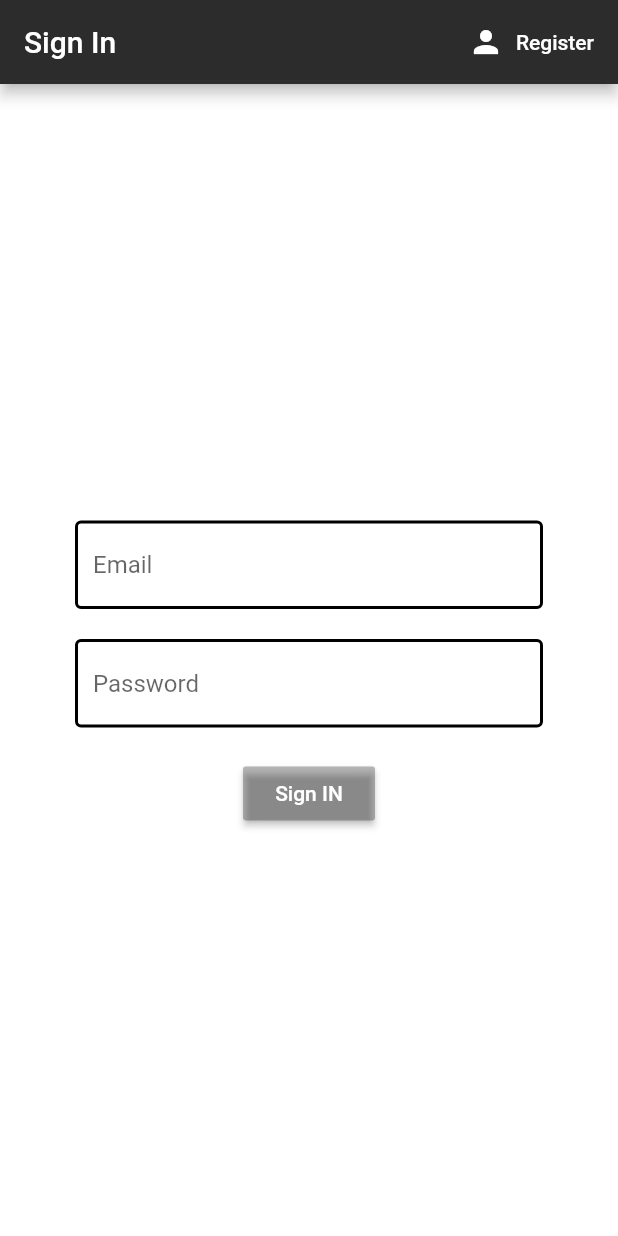
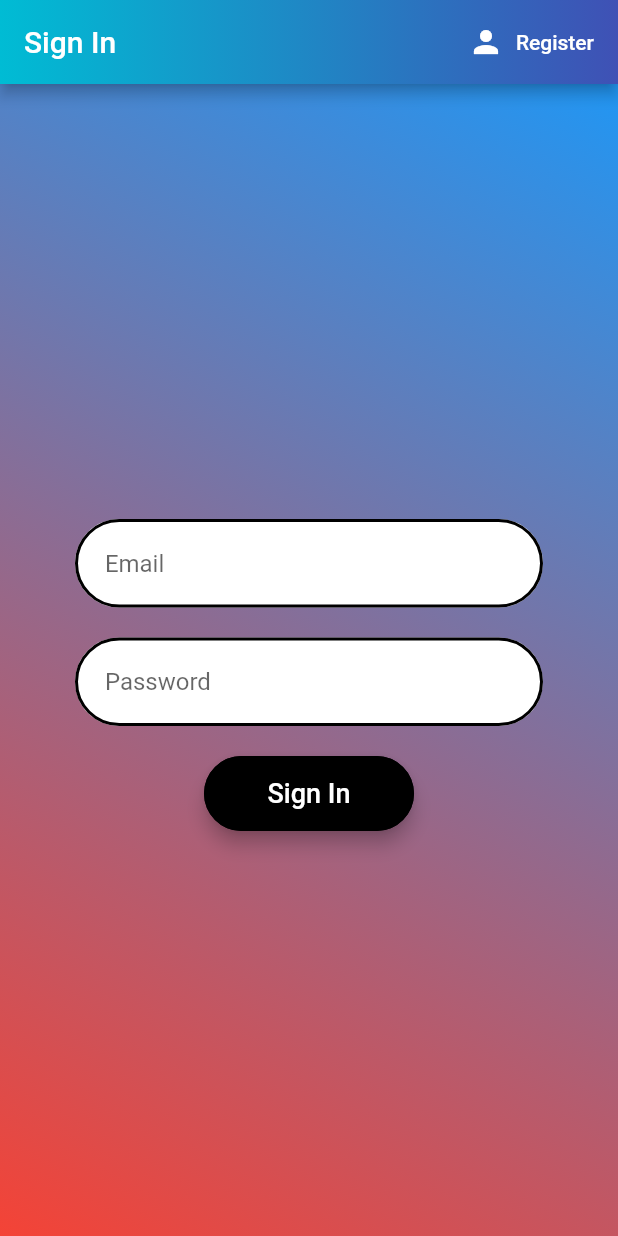
Before and after one commit to rpriyanshu9/Fun-Meet, a Flutter app: the screen it shows after launch, on a phone screen of 412 x 824 dp. Run offline on Flutter 3.47's test engine with Material 2 defaults, Android fonts, the phone set to English and light mode, and no system bars; our stand-ins replace cloud_firestore, firebase_auth, flutter_spinkit, gradient_app_bar; accounts and stored records are empty.

Commit message:
Customized Sign In and Register Pages

```diff
--- a/lib/screens/authenticate/sign_in.dart
+++ b/lib/screens/authenticate/sign_in.dart
@@ -2,6 +2,7 @@ import 'package:daily_baithak/services/auth.dart';
 import 'package:daily_baithak/shared/constants.dart';
 import 'package:daily_baithak/shared/loading.dart';
 import 'package:flutter/material.dart';
+import 'package:gradient_app_bar/gradient_app_bar.dart';
 
 class SignIn extends StatefulWidget {
   final Function toggleView;
@@ -22,13 +23,16 @@ class _SignInState extends State<SignIn> {
   String error = "";
   bool loading = false;
 
-
   @override
   Widget build(BuildContext context) {
-    return loading ? Loading() : Scaffold(
+    return loading
+        ? Loading()
+        : Scaffold(
             resizeToAvoidBottomPadding: false,
             backgroundColor: Colors.white60,
-      appBar: AppBar(
+            appBar: GradientAppBar(
+              backgroundColorStart: Colors.cyan,
+              backgroundColorEnd: Colors.indigo,
               title: Text("Sign In"),
               actions: <Widget>[
                 FlatButton.icon(
@@ -46,6 +50,11 @@ class _SignInState extends State<SignIn> {
               ],
             ),
             body: Container(
+              decoration: BoxDecoration(
+                  gradient: LinearGradient(
+                      begin: Alignment.topRight,
+                      end: Alignment.bottomLeft,
+                      colors: [Colors.blue, Colors.red])),
               padding: EdgeInsets.symmetric(vertical: 20.0, horizontal: 50.0),
               child: Column(
                 mainAxisAlignment: MainAxisAlignment.center,
@@ -60,8 +69,9 @@ class _SignInState extends State<SignIn> {
                           TextFormField(
                             //copyWith helps to pass properties to consts in shared package
                             decoration: textInputDecoration.copyWith(
-                          hintText: 'Email'),
-                      validator: (val) => val.isEmpty ? 'Enter an email' : null,
+                                hintText: '  Email'),
+                            validator: (val) =>
+                                val.isEmpty ? 'Enter an email' : null,
                             // this val represents whatever is inside the form field at that time
                             // and this onChanged will trigger when ever this val changes
                             onChanged: (val) {
@@ -75,9 +85,8 @@ class _SignInState extends State<SignIn> {
                           ),
                           TextFormField(
                             decoration: textInputDecoration.copyWith(
-                          hintText: 'Password'),
-                      validator: (val) =>
-                      val.length < 6
+                                hintText: '  Password'),
+                            validator: (val) => val.length < 6
                                 ? 'Password must be atleat 6 chars long'
                                 : null,
                             //obscures means to hide the password as you type
@@ -86,22 +95,32 @@ class _SignInState extends State<SignIn> {
                               password = val;
                             },
                           ),
-
                           SizedBox(
                             height: 20.0,
                           ),
-                    RaisedButton(
-                      color: Colors.black26,
+                          ButtonTheme(
+                            minWidth: 140.0,
+                            height: 50,
+                            child: RaisedButton(
+                              elevation: 5.0,
+                              shape: RoundedRectangleBorder(
+                                borderRadius: new BorderRadius.circular(30.0),
+                                side: BorderSide(color: Colors.black),
+                              ),
+                              splashColor: Colors.cyan,
+                              color: Colors.black,
                               child: Text(
-                        "Sign IN",
-                        style: TextStyle(color: Colors.white),
+                                "Sign In",
+                                style: TextStyle(
+                                    color: Colors.white, fontSize: 18.0),
                               ),
                               // this is async as sign in results in using firebase utilities and that might take sometime
                               onPressed: () async {
 //                    print("$email and $password");
                                 if (_formKey.currentState.validate()) {
                                   setState(() => loading = true);
-                          dynamic res = _auth.signInWithEmailAndPassword(
+                                  dynamic res =
+                                      _auth.signInWithEmailAndPassword(
                                           email, password);
                                   if (res == null) {
                                     setState(() => loading = false);
@@ -110,13 +129,11 @@ class _SignInState extends State<SignIn> {
                                 }
                               },
                             ),
+                          ),
                           Padding(
                               padding: EdgeInsets.only(
-                            bottom: MediaQuery
-                                .of(context)
-                                .viewInsets
-                                .bottom)
-                    )
+                                  bottom:
+                                      MediaQuery.of(context).viewInsets.bottom))
                         ],
                       )),
                 ],
--- a/lib/shared/constants.dart
+++ b/lib/shared/constants.dart
@@ -5,9 +5,18 @@ import 'package:flutter/material.dart';
 const textInputDecoration = InputDecoration(
   fillColor: Colors.white,
   filled: true,
+  errorStyle: TextStyle(fontSize: 16.0, color: Colors.yellow),
+  errorBorder: OutlineInputBorder(
+      borderRadius: BorderRadius.all(Radius.circular(30.0)),
+      borderSide: BorderSide(color: Colors.red, width: 2.0)),
+  focusedErrorBorder: OutlineInputBorder(
+      borderRadius: BorderRadius.all(Radius.circular(30.0)),
+      borderSide: BorderSide(color: Colors.red, width: 2.0)),
   enabledBorder: OutlineInputBorder(
+      borderRadius: BorderRadius.all(Radius.circular(30.0)),
       borderSide: BorderSide(color: Colors.black, width: 2.0)),
   focusedBorder: OutlineInputBorder(
-    borderSide: BorderSide(color: Colors.black, width: 2.0),
-  )
+    borderRadius: BorderRadius.all(Radius.circular(30.0)),
+    borderSide: BorderSide(color: Colors.cyan, width: 2.0),
+  ),
 );
--- a/pubspec.yaml
+++ b/pubspec.yaml
@@ -27,6 +27,7 @@ dependencies:
   cloud_firestore: ^0.13.7
   provider: ^4.3.2
   flutter_spinkit: "^4.1.2"
+  gradient_app_bar: ^0.0.1
 
 
   # The following adds the Cupertino Icons font to your application.
```
Also changed, not shown: lib/screens/authenticate/register.dart (+37 -12 lines), pubspec.lock. Lines whose indentation alone changed are shown as unchanged.
